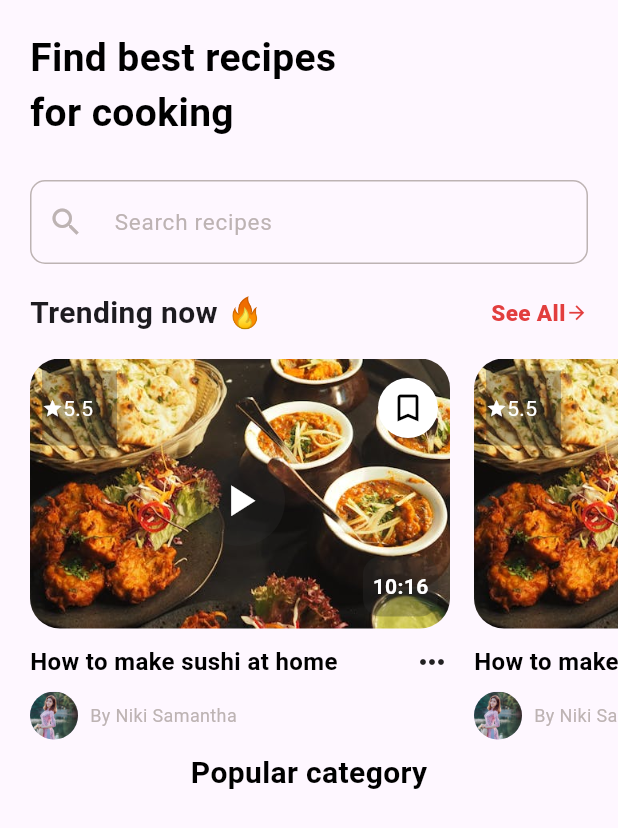
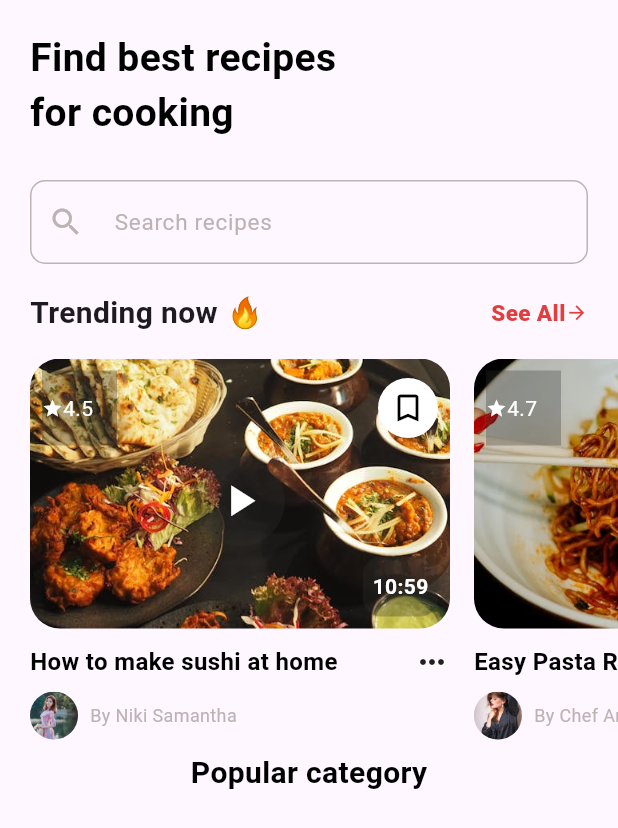
Before and after one commit to abilbabu/foodrecipes, a Flutter app: the HomeScreen screen opened directly, on a phone screen of 412 x 824 dp. Shown: the top 828 px of the screen. Run offline on Flutter 3.47's test engine with Material 3 defaults, Android fonts, the phone set to English and light mode, and no system bars.

Commit message:
MAP store

```diff
--- a/lib/utils/constants/image_constants.dart
+++ b/lib/utils/constants/image_constants.dart
@@ -1,4 +1,9 @@
 class ImageConstants {
   static const String START_SCREEN_BG="assets/image/image 1.png";
   static const String Food_one="assets/image/food.jpeg";
+  static const String Food_two="assets/image/PASTA.webp";
+static const String Food_three="assets/image/pizza.jpeg";
+static const String Food_four="assets/image/Salad.jpeg";
+static const String Food_five="assets/image/Desserts.jpeg";
+static const String Food_Six="assets/image/BBQChicken.jpeg";
 }
--- a/lib/view/global_widgets/custom_video_cart.dart
+++ b/lib/view/global_widgets/custom_video_cart.dart
@@ -1,16 +1,12 @@
 import 'package:flutter/material.dart';
 import 'package:foodrecipes/utils/constants/color_constants.dart';
-import 'package:foodrecipes/utils/constants/image_constants.dart';
 
 class CustomVideoCard extends StatelessWidget {
-  final String rating;
-  final String? videosize;
-  final String VideoTitle;
-  const CustomVideoCard({
-    required this.rating,
-    this.videosize,
-    required this.VideoTitle,
+  final Map videoData;
+
+  CustomVideoCard({
     super.key,
+    required this.videoData,
   });
 
   @override
@@ -25,8 +21,7 @@ class CustomVideoCard extends StatelessWidget {
             decoration: BoxDecoration(
                 borderRadius: BorderRadius.circular(20),
                 image: DecorationImage(
-                    fit: BoxFit.cover,
-                    image: AssetImage(ImageConstants.Food_one))),
+                    fit: BoxFit.cover, image: AssetImage(videoData["bg"]))),
             child: Padding(
               padding: const EdgeInsets.symmetric(horizontal: 8, vertical: 8),
               child: Column(
@@ -47,7 +42,7 @@ class CustomVideoCard extends StatelessWidget {
                               size: 14,
                             ),
                             Text(
-                              rating,//map creation
+                              videoData["rating"], //map creation
                               style: TextStyle(
                                   color: ColorConstants.white, fontSize: 14),
                             )
@@ -83,7 +78,7 @@ class CustomVideoCard extends StatelessWidget {
                           borderRadius: BorderRadius.circular(12)),
                       child: Center(
                         child: Text(
-                          videosize!,//map creation
+                          videoData["videosize"], //map creation
                           style: TextStyle(
                               color: ColorConstants.white,
                               fontSize: 14,
@@ -103,7 +98,7 @@ class CustomVideoCard extends StatelessWidget {
             mainAxisAlignment: MainAxisAlignment.spaceBetween,
             children: [
               Text(
-                VideoTitle,//map creaction
+                videoData["videotitle"], //map creaction
                 style: TextStyle(
                     color: ColorConstants.black,
                     fontSize: 16,
@@ -120,13 +115,13 @@ class CustomVideoCard extends StatelessWidget {
             children: [
               CircleAvatar(
                 radius: 16,
-                backgroundImage: AssetImage("assets/image/shopei.jpeg"),
+                backgroundImage: AssetImage(videoData["image"]),
               ),
               SizedBox(
                 width: 8,
               ),
               Text(
-                "By Niki Samantha",
+                videoData["subtitle"],
                 style: TextStyle(
                     color: ColorConstants.lightGrey,
                     fontSize: 12,
--- a/lib/view/home_screen/home_screen.dart
+++ b/lib/view/home_screen/home_screen.dart
@@ -1,9 +1,62 @@
 import 'package:flutter/material.dart';
 import 'package:foodrecipes/utils/constants/color_constants.dart';
+import 'package:foodrecipes/utils/constants/image_constants.dart';
 import 'package:foodrecipes/view/global_widgets/custom_video_cart.dart';
 
 class HomeScreen extends StatelessWidget {
-  const HomeScreen({super.key});
+    final List<Map> videocard = [
+    {
+      "bg": ImageConstants.Food_one,
+      "rating": "4.5",
+      "videosize": "10:59",
+      "videotitle": "How to make sushi at home",
+      "image": "assets/image/shopei.jpeg",
+      "subtitle": "By Niki Samantha",
+    },
+    {
+      "bg": ImageConstants.Food_two,
+      "rating": "4.7",
+      "videosize": "8:30",
+      "videotitle": "Easy Pasta Recipe",
+      "image": "assets/image/shopten.jpeg",
+      "subtitle": "By Chef Antonio"
+    },
+    {
+      "bg": ImageConstants.Food_three,
+      "rating": "4.3",
+      "videosize": "12:15",
+      "videotitle": "Best Homemade Pizza",
+      "image": "assets/image/seven.webp",
+      "subtitle": "By Maria Rodriguez"
+    },
+    {
+      "bg": ImageConstants.Food_four,
+      "rating": "4.8",
+      "videosize": "9:45",
+      "videotitle": "Quick Salad Ideas",
+      "image": "assets/image/nine.jpeg",
+      "subtitle": "By Sarah Lee",
+    },
+    {
+      "bg": ImageConstants.Food_five,
+      "rating": "4.6",
+      "videosize": "7:20",
+      "videotitle": "Vegan Desserts",
+      "image": "assets/image/four.webp",
+      "subtitle": "By David Kim"
+    },
+    {
+      "bg": ImageConstants.Food_Six,
+      "rating": "4.9",
+      "videosize": "15:00",
+      "videotitle": "Perfect BBQ Chicken",
+      "image": "assets/image/bad.jpeg",
+      "subtitle": "By Arjun Sing"
+    }
+  ];
+
+
+ HomeScreen({super.key, });
 
   @override
   Widget build(BuildContext context) {
@@ -70,15 +123,12 @@ class HomeScreen extends StatelessWidget {
           child: ListView.separated(
               padding: EdgeInsets.symmetric(horizontal: 20),
               scrollDirection: Axis.horizontal,
-              itemBuilder: (context, index) => CustomVideoCard(//map[index]..creationmethod
-                    rating: "5.5",
-                    videosize: "10:16",
-                    VideoTitle: "How to make sushi at home",
-                  ),
+              itemBuilder: (context, index) =>
+                  CustomVideoCard(videoData :videocard[index]), //video card
               separatorBuilder: (context, index) => SizedBox(
                     width: 16,
                   ),
-              itemCount: 6),
+              itemCount: videocard.length),
         )
       ],
     );
```
Also changed, not shown: assets/image/BBQChicken.jpeg (added), assets/image/Desserts.jpeg (added), assets/image/PASTA.webp (added), assets/image/Salad.jpeg (added), assets/image/bad.jpeg (added), assets/image/four.webp (added), assets/image/nine.jpeg (added), assets/image/pizza.jpeg (added), assets/image/seven.webp (added), assets/image/shopten.jpeg (added).
